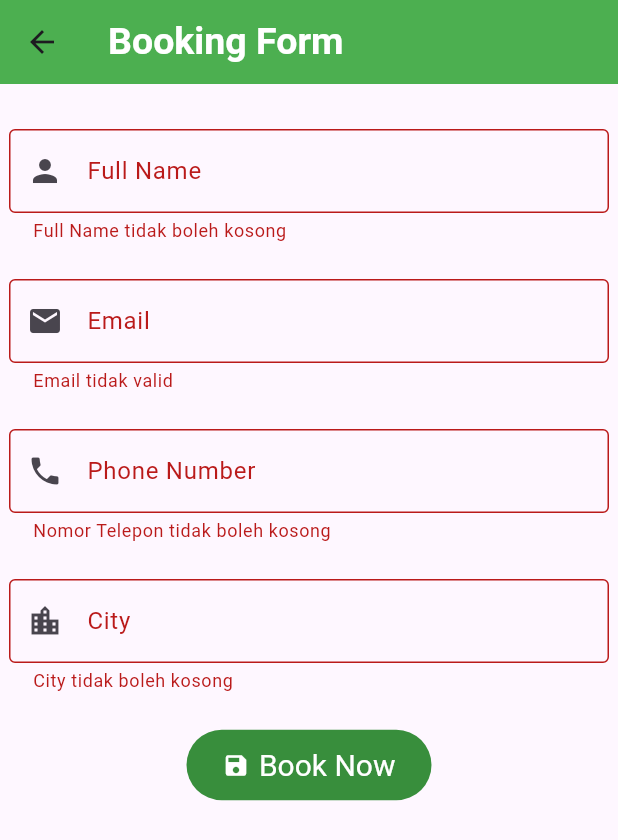
After one commit to Aerossky/mission1_depd, a Flutter app: the BookingPage screen opened directly, after a tap on "Book Now", on a phone screen of 412 x 824 dp. The commit adds this screen. Shown: the top 840 px of the screen. Run offline on Flutter 3.47's test engine with Material 2 defaults, Android fonts, the phone set to English and light mode, and no system bars; our stand-ins replace email_validator, fluttertoast.

Commit message:
booking page, alert dialog

```diff
--- /dev/null
+++ b/lib/bookingPage.dart
@@ -0,0 +1,202 @@
+import 'package:email_validator/email_validator.dart';
+import 'package:flutter/material.dart';
+import 'package:fluttertoast/fluttertoast.dart';
+
+class BookingPage extends StatefulWidget {
+  const BookingPage({super.key});
+
+  @override
+  State<BookingPage> createState() => _BookingPageState();
+}
+
+class _BookingPageState extends State<BookingPage> {
+// inisiasi untuk pembuatan form
+  final _bookingKey = GlobalKey<FormState>();
+
+  final ctrlFullName = TextEditingController();
+  final ctrlEmail = TextEditingController();
+  final ctrlPhone = TextEditingController();
+  final ctrlCity = TextEditingController();
+
+  @override
+  Widget build(BuildContext context) {
+    return Scaffold(
+      appBar: AppBar(
+        title: const Text(
+          "Booking Form",
+          style: TextStyle(
+              fontSize: 25, fontWeight: FontWeight.bold, color: Colors.white),
+        ),
+        backgroundColor: Colors.green,
+      ),
+
+      // body
+      body: Container(
+          width: double.infinity,
+          height: double.infinity,
+          padding: EdgeInsets.all(6),
+          child: Form(
+            key: _bookingKey,
+            child: SingleChildScrollView(
+              child: Column(
+                children: [
+                  // margin
+                  SizedBox(
+                    height: 24,
+                  ),
+
+                  // FIELD NAMA
+                  TextFormField(
+                    controller: ctrlFullName,
+                    keyboardType: TextInputType.text,
+                    // dekorasi text input layout
+                    decoration: const InputDecoration(
+                      labelText: 'Full Name',
+                      border: OutlineInputBorder(),
+                      prefixIcon: Icon(Icons.person),
+                    ),
+                    // validator
+                    autovalidateMode: AutovalidateMode.onUserInteraction,
+                    validator: (value) {
+                      if (value == null || value.isEmpty) {
+                        return 'Full Name tidak boleh kosong';
+                      }
+                      return null;
+                    },
+                  ),
+
+                  // margin
+                  SizedBox(
+                    height: 24,
+                  ),
+
+                  // FIELD EMAIL
+                  TextFormField(
+                    controller: ctrlEmail,
+                    keyboardType: TextInputType.emailAddress,
+                    // dekorasi text input layout
+                    decoration: const InputDecoration(
+                      labelText: 'Email',
+                      border: OutlineInputBorder(),
+                      prefixIcon: Icon(Icons.email),
+                    ),
+                    // validator
+                    autovalidateMode: AutovalidateMode.onUserInteraction,
+                    validator: (value) {
+                      // kondisi email
+                      return !EmailValidator.validate(value.toString())
+                          ? 'Email tidak valid'
+                          : null;
+                    },
+                  ),
+
+                  // margin
+                  SizedBox(
+                    height: 24,
+                  ),
+
+                  // FIELD Phone Number
+                  TextFormField(
+                    controller: ctrlPhone,
+                    keyboardType: TextInputType.number,
+                    // dekorasi text input layout
+                    decoration: const InputDecoration(
+                      labelText: 'Phone Number',
+                      border: OutlineInputBorder(),
+                      prefixIcon: Icon(Icons.phone),
+                    ),
+                    // validator
+                    autovalidateMode: AutovalidateMode.onUserInteraction,
+                    validator: (value) {
+                      if (value == null || value.isEmpty) {
+                        return 'Nomor Telepon tidak boleh kosong';
+                      } else {
+                        if (!RegExp(r'^[0-9]+$').hasMatch(value)) {
+                          return 'Nomor Telepon hanya boleh mengandung angka';
+                        } else if (value.length < 8 || value.length > 12) {
+                          return 'Nomor Telepon harus terdiri dari 8 sampai 12 digit';
+                        }
+                      }
+
+                      return null;
+                    },
+                  ),
+
+                  // margin
+                  SizedBox(
+                    height: 24,
+                  ),
+
+                  // FIELD City
+                  TextFormField(
+                    controller: ctrlCity,
+                    keyboardType: TextInputType.text,
+                    // dekorasi text input layout
+                    decoration: const InputDecoration(
+                      labelText: 'City',
+                      border: OutlineInputBorder(),
+                      prefixIcon: Icon(Icons.location_city),
+                    ),
+                    // validator
+                    autovalidateMode: AutovalidateMode.onUserInteraction,
+                    validator: (value) {
+                      if (value == null || value.isEmpty) {
+                        return 'City tidak boleh kosong';
+                      } else if (RegExp(r'[0-9]').hasMatch(value)) {
+                        return 'City tidak boleh mengandung angka';
+                      }
+                      return null;
+                    },
+                  ),
+
+                  // margin
+                  SizedBox(
+                    height: 24,
+                  ),
+
+                  // BUTTON
+                  ElevatedButton.icon(
+                    onPressed: () {
+                      if (_bookingKey.currentState!.validate()) {
+                        showDialog<String>(
+                          context: context,
+                          builder: (BuildContext context) => AlertDialog(
+                            title: const Text('Booking Confirmation'),
+                            content: Text(
+                                "Name: ${ctrlFullName.text}\nEmail: ${ctrlEmail.text}\nPhone: ${ctrlPhone.text}\nCity: ${ctrlCity.text}"),
+                            actions: <Widget>[
+                              TextButton(
+                                onPressed: () {
+                                  // menghapus halaman sebelumnya makanya pakai 2
+                                  Navigator.pop(context, 'OK');
+                                  Navigator.pop(context, 'OK');
+                                },
+                                child: const Text('OK'),
+                              ),
+                            ],
+                          ),
+                        );
+                        // REDIRECT (push & pushReplacement)
+                        // Navigator.push(context,
+                        //     MaterialPageRoute(builder: (context) {
+                        //   return BookingPage();
+                        // }));
+                      }
+                    },
+                    icon: const Icon(Icons.save),
+                    label: const Text("Book Now"),
+                    // style button
+                    style: ElevatedButton.styleFrom(
+                        elevation: 0,
+                        padding: const EdgeInsets.fromLTRB(24, 12, 24, 12),
+                        backgroundColor: Colors.green[700],
+                        foregroundColor: Colors.white,
+                        textStyle: const TextStyle(fontSize: 20)),
+                  ),
+                ],
+              ),
+            ),
+          )),
+    );
+  }
+}
--- a/lib/mission1.dart
+++ b/lib/mission1.dart
@@ -1,4 +1,6 @@
 import 'package:flutter/material.dart';
+import 'package:fluttertoast/fluttertoast.dart';
+import 'package:mission1_depd/bookingPage.dart';
 
 class Mission1Page extends StatefulWidget {
   const Mission1Page({super.key});
@@ -194,9 +196,9 @@ class _Mission1PageState extends State<Mission1Page> {
             ),
           ),
 
-          // button
+          // button love
           Positioned(
-            bottom: 10,
+            top: 10,
             right: 10,
             child: FloatingActionButton(
               onPressed: () {
@@ -211,6 +213,34 @@ class _Mission1PageState extends State<Mission1Page> {
                 color: buttonColor ? Colors.red : Colors.grey,
               ),
             ),
+          ),
+          // button book now
+          Positioned(
+            bottom: 10,
+            right: 10,
+            child: ElevatedButton.icon(
+                    onPressed: () {
+                      // // TOAST
+                      Fluttertoast.showToast(
+                          msg: "Welcome to booking page",
+                          backgroundColor: Colors.green);
+                      // REDIRECT (push & pushReplacement)
+                      Navigator.push(context,
+                          MaterialPageRoute(builder: (context) {
+                        return const BookingPage();
+                      }
+                      ));
+                    },
+                    icon: const Icon(Icons.check_box),
+                    label: const Text("Book Now"),
+                    // style button
+                    style: ElevatedButton.styleFrom(
+                        elevation: 0,
+                        padding: const EdgeInsets.fromLTRB(24, 12, 24, 12),
+                        backgroundColor: Colors.green[700],
+                        foregroundColor: Colors.white,
+                        textStyle: const TextStyle(fontSize: 20)),
+                  ),
           )
         ],
       ),
```
Also changed, not shown: pubspec.yaml (+4 -16 lines), pubspec.lock.
